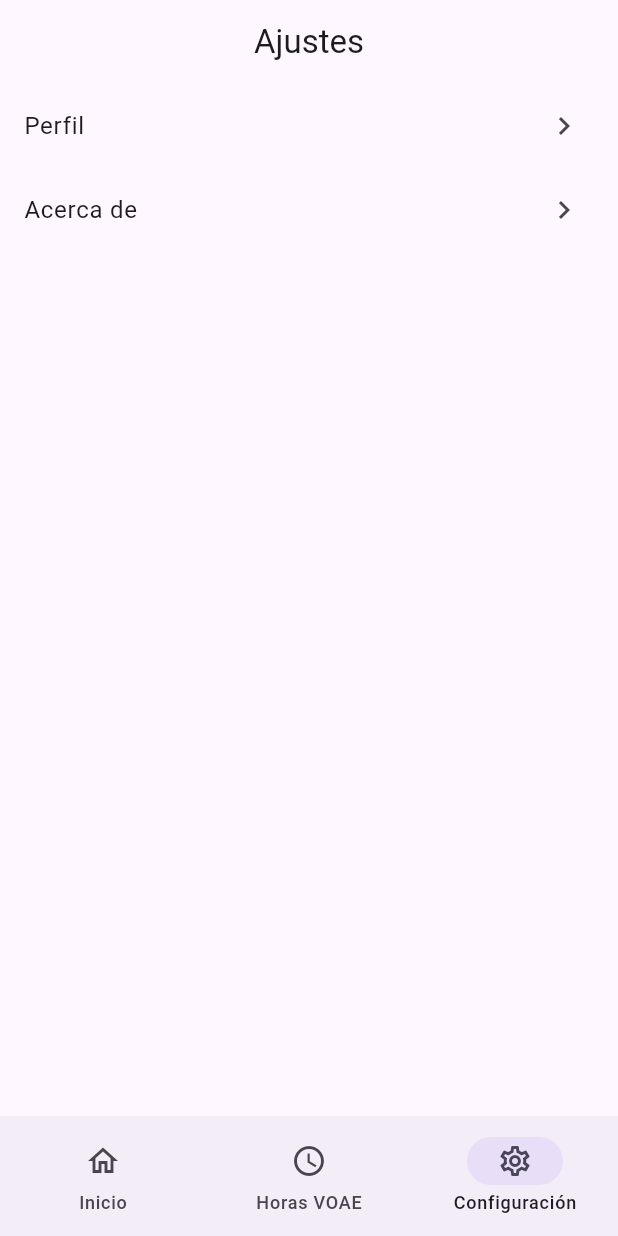
After one commit to dandresrp/pumiagenda, a Flutter app: the PantallaConfiguracion screen opened by its route, on a phone screen of 412 x 824 dp. The commit adds this screen. Run offline on Flutter 3.47's test engine with Material 3 defaults, Android fonts, the phone set to English and light mode, and no system bars; our stand-ins replace go_router.

Commit message:
Agregar pantalla de configuracion

```diff
--- a/lib/custom_widgets.dart
+++ b/lib/custom_widgets.dart
@@ -26,9 +26,9 @@ class _BarraInferiorState extends State<BarraInferior> {
       case 1:
         context.push('/horasvoae');
         break;
-      // case 2:
-      //   GoRouter.of(context).go('/configuracion');
-      //   break;
+      case 2:
+        GoRouter.of(context).go('/configuracion');
+        break;
     }
   }
 
--- a/lib/main.dart
+++ b/lib/main.dart
@@ -5,6 +5,7 @@ import 'package:pumiagenda/pantallas/pantalla_horas_voae.dart';
 import 'package:pumiagenda/pantallas/pantalla_ambito_cientifico_academico.dart';
 import 'package:go_router/go_router.dart';
 import 'package:pumiagenda/pantallas/pantalla_registro.dart';
+import 'package:pumiagenda/pantallas/pantalla_configuracion.dart';
 
 void main() {
   runApp(const MyApp());
@@ -47,10 +48,10 @@ GoRouter router = GoRouter(
       path: '/ambitocultural',
       builder: (context, state) => const PantallaAmbitoCientificoAcademico(),
     ),
-    // GoRoute(
-    //   path: '/configuracion',
-    //   builder: (context, state) => const PantallaConfiguracion(),
-    // )
+    GoRoute(
+      path: '/configuracion',
+      builder: (context, state) => const PantallaConfiguracion(),
+    )
   ]
 );
 
--- /dev/null
+++ b/lib/pantallas/pantalla_configuracion.dart
@@ -0,0 +1,37 @@
+import 'package:flutter/material.dart';
+import 'package:pumiagenda/custom_widgets.dart';
+import 'package:go_router/go_router.dart';
+
+
+class PantallaConfiguracion extends StatelessWidget {
+  const PantallaConfiguracion({super.key});
+
+  @override
+  Widget build(BuildContext context) {
+    return Scaffold(
+      appBar: AppBar(
+        title: const Text('Ajustes'),
+        centerTitle: true,
+      ),
+      body: ListView(
+        children: [
+          ListTile(
+            title: const Text('Perfil'),
+            trailing: const Icon(Icons.chevron_right),
+            onTap: () {
+              context.push('/editarPerfil');
+            },
+          ),
+          ListTile(
+            title: const Text('Acerca de'),
+            trailing: const Icon(Icons.chevron_right),
+            onTap: () {
+              context.go('/acerca');
+            },
+          ),
+        ],
+      ),
+      bottomNavigationBar: const BarraInferior(currentIndex: 2,),
+    );
+  }
+}
```
